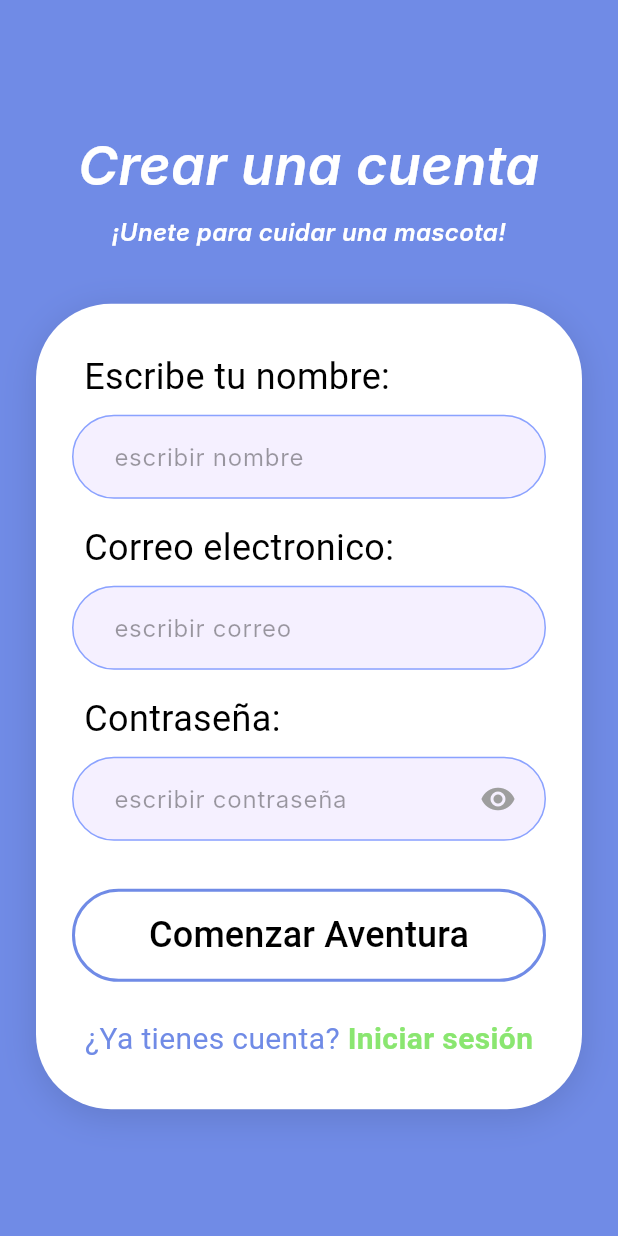
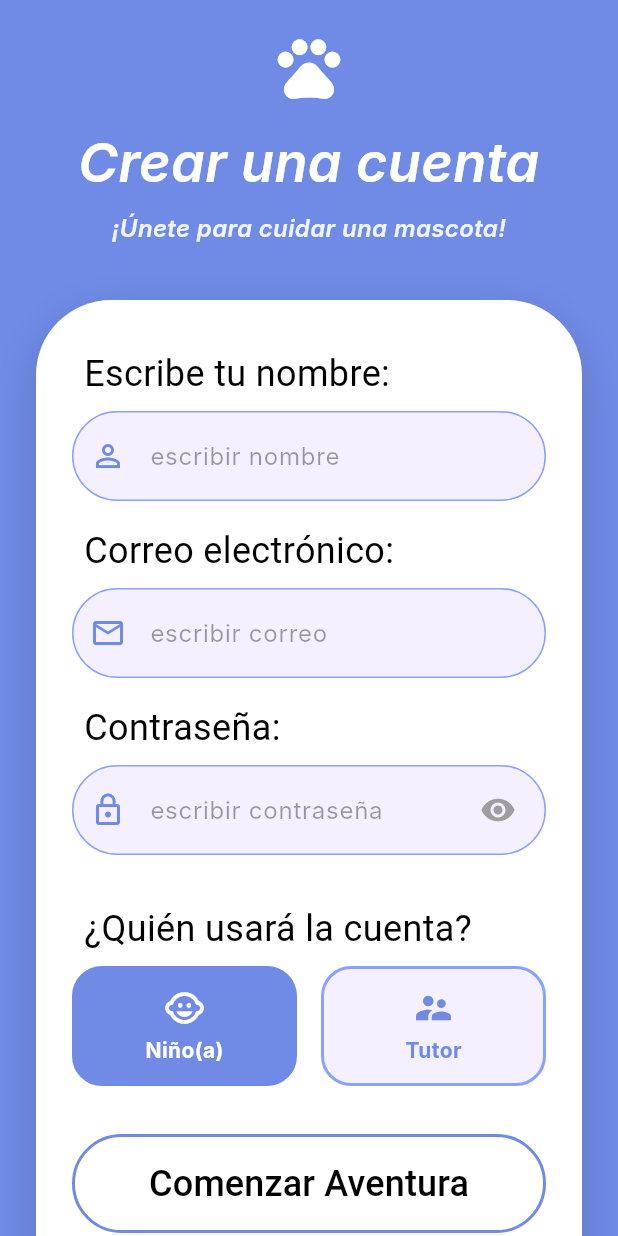
Before and after one commit to AlejandroGuillermo/cuidar_huellitas, a Flutter app: the RegisterScreen screen opened by its route, on a phone screen of 412 x 824 dp. Run offline on Flutter 3.47's test engine with Material 3 defaults, Android fonts, the phone set to English and light mode, and no system bars; our stand-ins replace cloud_firestore, firebase_auth, firebase_core, go_router; accounts and stored records are empty; Roboto replaces fonts that are missing (Inter, Sue Ellen Francisco).

Commit message:
guardar usuarios en Firestore y mejorar UI/UX de registro
- Guarda nuevos usuarios en Firestore usando UsuarioModel tras el registro con Firebase Auth
- Redirige según el rol seleccionado (por defecto: 'niño')
- Añade selector de rol (niño/tutor)
- Implementa header y formulario con animaciones
- Mejora campos de entrada (íconos y estilos de error)
- Mejora el manejo y visualización de errores
- Actualiza la navegación basada en el rol
- Ajustes visuales (padding, sombras, elevación de botones)

```diff
--- a/lib/screens/register_screen.dart
+++ b/lib/screens/register_screen.dart
@@ -1,6 +1,8 @@
 import 'package:cuidar_huellitas/core/app_router.dart';
+import 'package:cuidar_huellitas/Models/usuario_model.dart';
 import 'package:flutter/material.dart';
 import 'package:firebase_auth/firebase_auth.dart';
+import 'package:cloud_firestore/cloud_firestore.dart';
 import '../core/app_colors.dart';
 import 'package:go_router/go_router.dart';
 
@@ -20,6 +22,7 @@ class _RegisterScreenState extends State<RegisterScreen> {
 
   bool _verPassword = false;
   bool _cargando = false;
+  String _tipoSeleccionado = 'niño'; // Por defecto es niño
   String? _errorMessage;
 
   @override
@@ -52,20 +55,43 @@ class _RegisterScreenState extends State<RegisterScreen> {
     setState(() { _cargando = true; _errorMessage = null; });
 
     try {
-      // Crea el usuario en Firebase Auth
+      // Crea la cuenta con email y contraseña
       UserCredential userCredential = await _firebaseAuth.createUserWithEmailAndPassword(
         email: _correoController.text.trim(),
         password: _passwordController.text,
       );
 
-      // Opcional: Actualizar el perfil con el nombre
       await userCredential.user?.updateDisplayName(_nombreController.text.trim());
+
+      // Si la cuenta se creó correctamente, guardamos el usuario en Firestore
+      if (userCredential.user != null) {
+
+        // 1. Instancias tu modelo con los datos del formulario
+        final nuevoUsuario = UsuarioModel(
+          idUsuario: userCredential.user!.uid,
+          nombre: _nombreController.text.trim(),
+          correo: _correoController.text.trim(),
+          tipoUsuario: _tipoSeleccionado, // Siguiendo la convención de tu modelo
+        );
+
+        // 2. Lo mandas a Firestore usando tu método toFirestore()
+        await FirebaseFirestore.instance
+            .collection('usuarios')
+            .doc(nuevoUsuario.idUsuario)
+            .set(nuevoUsuario.toFirestore());
+      }
 
       if (mounted) {
         ScaffoldMessenger.of(context).showSnackBar(
           const SnackBar(content: Text('¡Cuenta creada con éxito! 🐶')),
         );
+        if (_tipoSeleccionado == 'niño') {
           context.go(AppRoutes.adopcion);
+        } else {
+          //Cambiar esto por AppRoutes.tutorDashboard cuando lo crees
+          //context.go(AppRoutes.home);
+          context.go(AppRoutes.adopcion); // Por ahora los tutores también van a adopción
+        }
       }
     } on FirebaseAuthException catch (e) {
       String mensaje = 'Error al crear la cuenta';
@@ -108,32 +134,69 @@ class _RegisterScreenState extends State<RegisterScreen> {
     );
   }
 
+  // ── HEADER ANIMADO CON HUELLITA ──────────────────────────────
   Widget _buildHeaderTexts() {
-    return const Column(
+    return TweenAnimationBuilder(
+      tween: Tween<double>(begin: 0, end: 1),
+      duration: const Duration(milliseconds: 800),
+      curve: Curves.easeOutBack, // Efecto de rebote suave
+      builder: (context, double value, child) {
+        return Transform.translate(
+          offset: Offset(0, -30 * (1 - value)), // Viene desde arriba
+          child: Opacity(
+            // Evita que la opacidad pase de 1.0
+            opacity: value.clamp(0.0, 1.0),
+            child: Column(
               children: [
-        Text(
+                const Icon(Icons.pets, size: 50, color: Colors.white),
+                const SizedBox(height: 12),
+                const Text(
                   'Crear una cuenta',
                   textAlign: TextAlign.center,
                   style: TextStyle(color: Colors.white, fontSize: 36, fontStyle: FontStyle.italic, fontFamily: 'Inter', fontWeight: FontWeight.w600),
                 ),
-        SizedBox(height: 8),
+                const SizedBox(height: 8),
                 Text(
-          '¡Unete para cuidar una mascota!',
+                  '¡Únete para cuidar una mascota!',
                   textAlign: TextAlign.center,
-          style: TextStyle(color: Colors.white, fontSize: 16, fontStyle: FontStyle.italic, fontFamily: 'Inter', fontWeight: FontWeight.w600),
+                  style: TextStyle(color: Colors.white.withValues(alpha: 0.9), fontSize: 16, fontStyle: FontStyle.italic, fontFamily: 'Inter', fontWeight: FontWeight.w600),
                 ),
               ],
+            ),
+          ),
+        );
+      },
     );
   }
 
+  // ── TARJETA DEL FORMULARIO ANIMADA ───────────────────────────
   Widget _buildFormCard(BuildContext context) {
-    return Container(
+    return TweenAnimationBuilder(
+      tween: Tween<double>(begin: 0, end: 1),
+      duration: const Duration(milliseconds: 1000), // Ligeramente más lento que el header
+      curve: Curves.easeOutCubic,
+      builder: (context, double value, Widget? child) {
+        return Transform.translate(
+          offset: Offset(0, 50 * (1 - value)), // Sube desde abajo
+          child: Opacity(
+            opacity: value.clamp(0.0, 1.0),
+            child: child!,
+          ),
+        );
+      },
+      child: Container(
         width: double.infinity,
         padding: const EdgeInsets.symmetric(horizontal: 24, vertical: 32),
         decoration: BoxDecoration(
           color: Colors.white,
           borderRadius: BorderRadius.circular(50),
-        boxShadow: const [BoxShadow(color: Colors.black12, blurRadius: 20, offset: Offset(0, 5))],
+          boxShadow: [
+            BoxShadow(
+              color: Colors.black.withValues(alpha: 0.15),
+              blurRadius: 25,
+              offset: const Offset(0, 10)
+            )
+          ], // Sombra más suave y moderna
         ),
         child: Form(
           key: _formKey,
@@ -141,23 +204,37 @@ class _RegisterScreenState extends State<RegisterScreen> {
             crossAxisAlignment: CrossAxisAlignment.stretch,
             children: [
               if (_errorMessage != null) ...[
-              Text(_errorMessage!, textAlign: TextAlign.center, style: TextStyle(color: Colors.red.shade700, fontSize: 14)),
+                Container(
+                  padding: const EdgeInsets.all(12),
+                  decoration: BoxDecoration(
+                    color: Colors.red.shade50,
+                    borderRadius: BorderRadius.circular(16),
+                  ),
+                  child: Text(
+                    _errorMessage!,
+                    textAlign: TextAlign.center,
+                    style: TextStyle(color: Colors.red.shade700, fontSize: 14, fontWeight: FontWeight.bold)
+                  ),
+                ),
                 const SizedBox(height: 16),
               ],
+
               _buildLabel('Escribe tu nombre:'),
               _buildCampoTexto(
                 controller: _nombreController,
                 hint: 'escribir nombre',
+                icono: Icons.person_outline, // Agregamos ícono
                 validador: (val) => _validarVacio(val, 'El nombre es requerido'),
                 tipoTeclado: TextInputType.name,
                 accionTeclado: TextInputAction.next,
               ),
               const SizedBox(height: 16),
 
-            _buildLabel('Correo electronico:'),
+              _buildLabel('Correo electrónico:'),
               _buildCampoTexto(
                 controller: _correoController,
                 hint: 'escribir correo',
+                icono: Icons.email_outlined, // Agregamos ícono
                 validador: _validarEmail,
                 tipoTeclado: TextInputType.emailAddress,
                 accionTeclado: TextInputAction.next,
@@ -168,10 +245,15 @@ class _RegisterScreenState extends State<RegisterScreen> {
               _buildCampoPassword(),
               const SizedBox(height: 32),
 
+              _buildLabel('¿Quién usará la cuenta?'),
+              _buildRoleSelector(),
+              const SizedBox(height: 32),
+
               _buildBotonComenzar(),
               const SizedBox(height: 24),
               _buildTextoLogin(),
             ],
+          ),
         ),
       ),
     );
@@ -187,13 +269,14 @@ class _RegisterScreenState extends State<RegisterScreen> {
     );
   }
 
-  InputDecoration _inputDecorationStyle(String hint) {
+  InputDecoration _inputDecorationStyle(String hint, {IconData? icono}) {
     return InputDecoration(
       hintText: hint,
       hintStyle: const TextStyle(color: Colors.black38, fontFamily: 'Inter', fontSize: 16),
       filled: true,
       fillColor: AppColors.azulFondo,
-      contentPadding: const EdgeInsets.symmetric(horizontal: 24, vertical: 16),
+      contentPadding: const EdgeInsets.symmetric(horizontal: 24, vertical: 18), // Un poco más alto
+      prefixIcon: icono != null ? Icon(icono, color: AppColors.azulPrincipal) : null,
       border: OutlineInputBorder(
         borderRadius: BorderRadius.circular(50),
         borderSide: const BorderSide(color: AppColors.azulClaro),
@@ -206,6 +289,10 @@ class _RegisterScreenState extends State<RegisterScreen> {
         borderRadius: BorderRadius.circular(50),
         borderSide: const BorderSide(color: AppColors.azulPrincipal, width: 2),
       ),
+      errorBorder: OutlineInputBorder( // Agregué bordes rojos para errores
+        borderRadius: BorderRadius.circular(50),
+        borderSide: BorderSide(color: Colors.red.shade300, width: 1.5),
+      ),
     );
   }
 
@@ -215,13 +302,14 @@ class _RegisterScreenState extends State<RegisterScreen> {
     required String? Function(String?) validador,
     required TextInputType tipoTeclado,
     required TextInputAction accionTeclado,
+    IconData? icono, // Recibimos el ícono
   }) {
     return TextFormField(
       controller: controller,
       keyboardType: tipoTeclado,
       validator: validador,
       textInputAction: accionTeclado,
-      decoration: _inputDecorationStyle(hint),
+      decoration: _inputDecorationStyle(hint, icono: icono),
     );
   }
 
@@ -231,14 +319,56 @@ class _RegisterScreenState extends State<RegisterScreen> {
       obscureText: !_verPassword,
       validator: _validarPassword,
       textInputAction: TextInputAction.done,
-      onFieldSubmitted: (_) => _crearCuenta(),
-      decoration: _inputDecorationStyle('escribir contraseña').copyWith(
+      decoration: _inputDecorationStyle('escribir contraseña', icono: Icons.lock_outline).copyWith(
         suffixIcon: Padding(
           padding: const EdgeInsets.only(right: 8.0),
           child: IconButton(
             icon: Icon(_verPassword ? Icons.visibility_off : Icons.visibility, color: Colors.grey),
             onPressed: () => setState(() => _verPassword = !_verPassword),
           ),
+        ),
+      ),
+    );
+  }
+
+  Widget _buildRoleSelector() {
+    return Row(
+      children: [
+        Expanded(child: _roleButton('niño', Icons.child_care, 'Niño(a)')),
+        const SizedBox(width: 16),
+        Expanded(child: _roleButton('tutor', Icons.supervisor_account, 'Tutor')),
+      ],
+    );
+  }
+
+  Widget _roleButton(String valor, IconData icono, String texto) {
+    final seleccionado = _tipoSeleccionado == valor;
+    return GestureDetector(
+      onTap: () => setState(() => _tipoSeleccionado = valor),
+      child: AnimatedContainer(
+        duration: const Duration(milliseconds: 200),
+        padding: const EdgeInsets.symmetric(vertical: 12),
+        decoration: BoxDecoration(
+          color: seleccionado ? AppColors.azulPrincipal : AppColors.azulFondo,
+          borderRadius: BorderRadius.circular(20),
+          border: Border.all(
+            color: seleccionado ? AppColors.azulPrincipal : AppColors.azulClaro,
+            width: 2,
+          ),
+        ),
+        child: Column(
+          children: [
+            Icon(icono, color: seleccionado ? Colors.white : AppColors.azulPrincipal, size: 28),
+            const SizedBox(height: 4),
+            Text(
+              texto,
+              style: TextStyle(
+                color: seleccionado ? Colors.white : AppColors.azulPrincipal,
+                fontWeight: FontWeight.bold,
+                fontFamily: 'Inter',
+              ),
+            )
+          ],
         ),
       ),
     );
@@ -251,7 +381,8 @@ class _RegisterScreenState extends State<RegisterScreen> {
         backgroundColor: Colors.white,
         side: const BorderSide(color: AppColors.azulPrincipal, width: 2),
         shape: RoundedRectangleBorder(borderRadius: BorderRadius.circular(50)),
-        padding: const EdgeInsets.symmetric(vertical: 14),
+        padding: const EdgeInsets.symmetric(vertical: 16), // Un poco más alto
+        elevation: 2, // Agrega un ligero efecto 3D
       ),
       onPressed: _cargando ? null : _crearCuenta,
       child: _cargando
@@ -261,24 +392,37 @@ class _RegisterScreenState extends State<RegisterScreen> {
   }
 
   Widget _buildTextoLogin() {
-    return Row(
-      mainAxisAlignment: MainAxisAlignment.center,
-      children: [
-        const Text(
-          '¿Ya tienes cuenta? ',
-          style: TextStyle(color: AppColors.azulPrincipal, fontSize: 20, fontFamily: 'Sue Ellen Francisco'),
-        ),
-        GestureDetector(
-          onTap: () {
-          // Navega a la pantalla de login
+    return TextButton(
+      onPressed: () {
         context.go(AppRoutes.login);
       },
-          child: const Text(
-            'Iniciar sesión',
-            style: TextStyle(color: AppColors.verdePrincipal, fontSize: 20, fontFamily: 'Sue Ellen Francisco', fontWeight: FontWeight.bold),
+      style: TextButton.styleFrom(
+        padding: const EdgeInsets.symmetric(horizontal: 16, vertical: 8),
+        shape: RoundedRectangleBorder(borderRadius: BorderRadius.circular(20)),
+      ),
+      child: Text.rich(
+        TextSpan(
+          text: '¿Ya tienes cuenta? ',
+          style: const TextStyle(
+            color: AppColors.azulPrincipal,
+            fontSize: 22, // Un poquito más grande
+            fontFamily: 'Sue Ellen Francisco',
+          ),
+          children: [
+            TextSpan(
+              text: 'Iniciar sesión',
+              style: TextStyle(
+                color: AppColors.verdePrincipal,
+                fontWeight: FontWeight.bold,
+                // Le agregamos una sombra y subrayado para que resalte más
+                decoration: TextDecoration.underline,
+                decorationColor: AppColors.verdePrincipal,
               ),
             ),
           ],
+        ),
+        textAlign: TextAlign.center, // Si baja a dos líneas, se centra bonito
+      ),
     );
   }
 }
```
Lines whose indentation alone changed are shown as unchanged.
